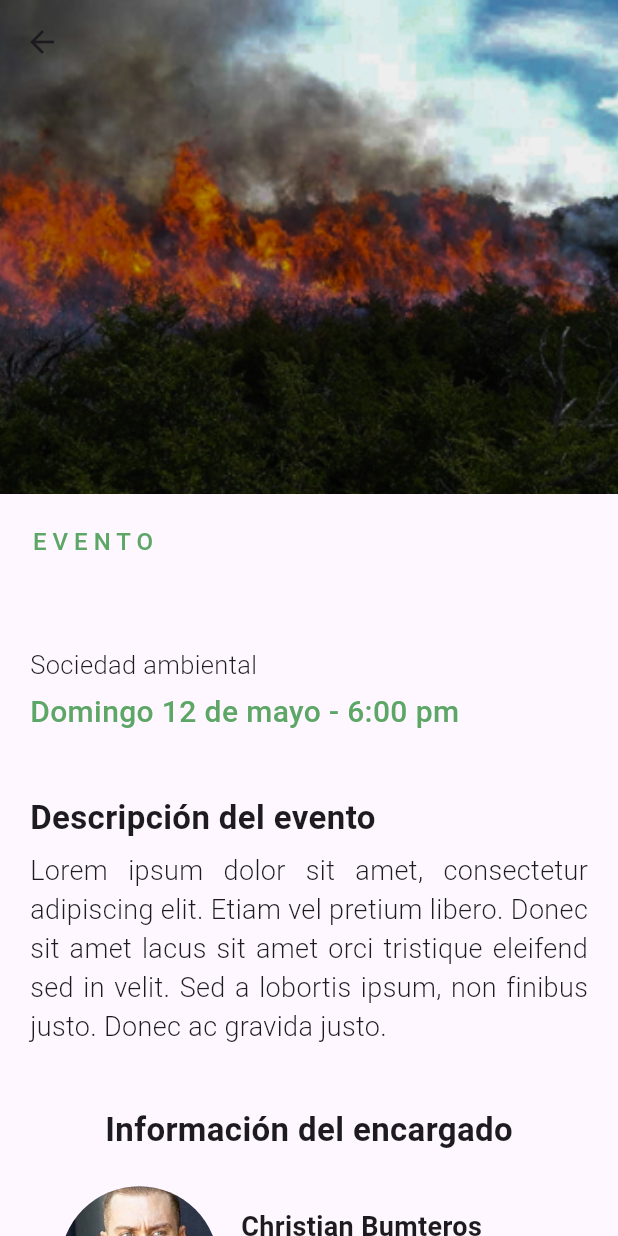
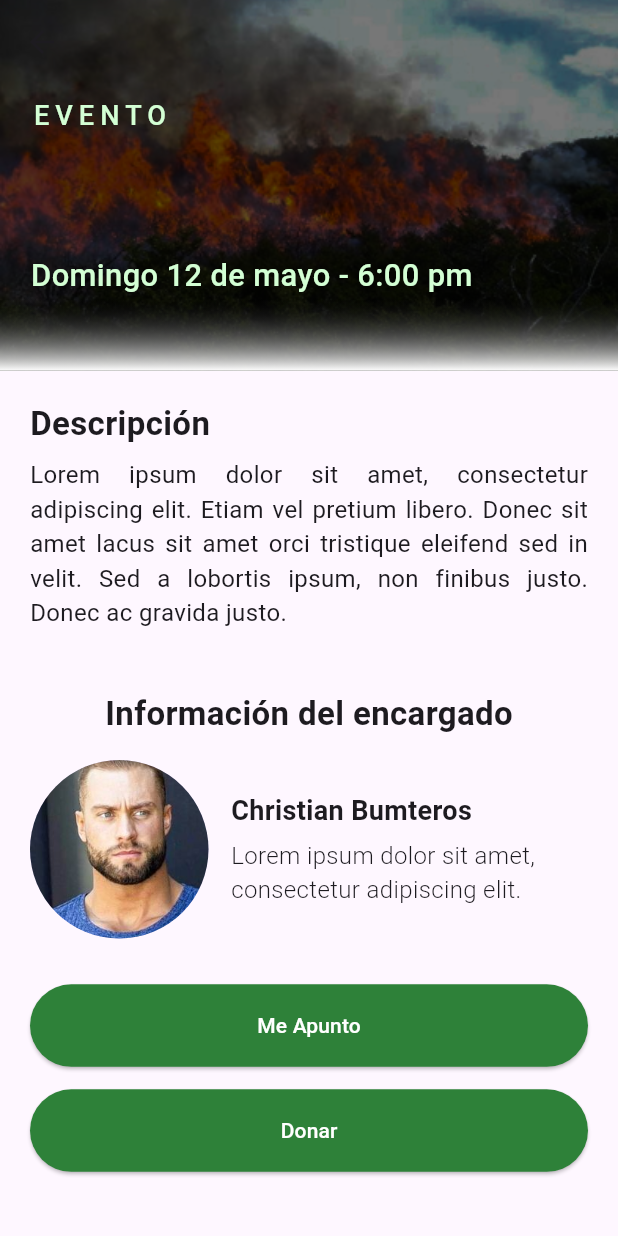
Before and after one commit to andresjuarez1/WiCare-by-Kiwi-Tech, a Flutter app: the EventPage screen opened directly with empty values, on a phone screen of 412 x 824 dp. Run offline on Flutter 3.47's test engine with Material 3 defaults, Android fonts, the light colour scheme and no system bars; our stand-ins replace carousel_slider.

Commit message:
events part fixed | separated from landing

```diff
--- /dev/null
+++ b/lib/events/components/action_buttons.dart
@@ -0,0 +1,39 @@
+import 'package:flutter/material.dart';
+
+class ActionButtons extends StatelessWidget {
+  @override
+  Widget build(BuildContext context) {
+    return Column(
+      crossAxisAlignment: CrossAxisAlignment.stretch,
+      children: [
+        ElevatedButton(
+          onPressed: () {
+            // acción cuando se presiona el botón "Me Apunto"
+          },
+          style: ButtonStyle(
+            backgroundColor: MaterialStateProperty.all<Color>(Color(0xFF2E8139)),
+            minimumSize: MaterialStateProperty.all<Size>(Size(80, 55)),
+          ),
+          child: Text(
+            'Me Apunto',
+            style: TextStyle(color: Colors.white),
+          ),
+        ),
+        SizedBox(height: 15),
+        ElevatedButton(
+          onPressed: () {
+            // acción cuando se presiona el botón "Donar"
+          },
+          style: ButtonStyle(
+            backgroundColor: MaterialStateProperty.all<Color>(Color(0xFF2E8139)),
+            minimumSize: MaterialStateProperty.all<Size>(Size(80, 55)),
+          ),
+          child: Text(
+            'Donar',
+            style: TextStyle(color: Colors.white),
+          ),
+        ),
+      ],
+    );
+  }
+}
--- /dev/null
+++ b/lib/events/components/event_details.dart
@@ -0,0 +1,32 @@
+import 'package:flutter/material.dart';
+
+class EventDetails extends StatelessWidget {
+  @override
+  Widget build(BuildContext context) {
+    return Padding(
+      padding: const EdgeInsets.only(left: 20.0, right: 20.0, top: 10.0),
+      child: Column(
+        crossAxisAlignment: CrossAxisAlignment.start,
+        children: [
+          SizedBox(height: 10),
+          Text(
+            'Descripción',
+            style: TextStyle(
+              fontSize: 22,
+              fontWeight: FontWeight.w600,
+            ),
+          ),
+          SizedBox(height: 7),
+          Text(
+            'Lorem ipsum dolor sit amet, consectetur adipiscing elit. Etiam vel pretium libero. Donec sit amet lacus sit amet orci tristique eleifend sed in velit. Sed a lobortis ipsum, non finibus justo. Donec ac gravida justo. ',
+            style: TextStyle(
+              fontSize: 16,
+              fontWeight: FontWeight.w400,
+            ),
+            textAlign: TextAlign.justify,
+          ),
+        ],
+      ),
+    );
+  }
+}
--- /dev/null
+++ b/lib/events/components/event_header.dart
@@ -0,0 +1,85 @@
+import 'package:flutter/material.dart';
+
+class EventHeader extends StatelessWidget {
+  final String eventTitle;
+
+  EventHeader({required this.eventTitle});
+
+  @override
+  Widget build(BuildContext context) {
+    double screenHeight = MediaQuery.of(context).size.height;
+    double screenWidth = MediaQuery.of(context).size.width;
+
+    return Stack(
+      fit: StackFit.expand,
+      children: [
+        Image.asset(
+          'assets/carrusel-image1.png',
+          fit: BoxFit.cover,
+        ),
+        Container(
+          color: Colors.black.withOpacity(0.5),
+        ),
+        Positioned(
+          left: screenWidth * 0.05,
+          right: screenWidth * 0.05,
+          bottom: screenHeight * 0.06,
+          child: Column(
+            mainAxisSize: MainAxisSize.min,
+            crossAxisAlignment: CrossAxisAlignment.start,
+            children: [
+              Text(
+                'EVENTO',
+                style: TextStyle(
+                  fontSize: screenHeight * 0.022,
+                  fontWeight: FontWeight.w500,
+                  color: Color(0xFFD3FFD4),
+                  letterSpacing: 4.0,
+                ),
+                textAlign: TextAlign.left,
+              ),
+              SizedBox(height: screenHeight * 0.015),
+              Text(
+                eventTitle,
+                style: TextStyle(
+                  fontSize: screenHeight * 0.045,
+                  fontWeight: FontWeight.bold,
+                  color: Colors.white,
+                ),
+                textAlign: TextAlign.left,
+              ),
+              SizedBox(height: screenHeight * 0.015),
+              Text(
+                'Domingo 12 de mayo - 6:00 pm',
+                style: TextStyle(
+                  fontSize: screenHeight * 0.025,
+                  fontWeight: FontWeight.w500,
+                  color: Color(0xFFD3FFD4),
+                ),
+                textAlign: TextAlign.left,
+              ),
+            ],
+          ),
+        ),
+        Positioned(
+          bottom: 0,
+          left: 0,
+          right: 0,
+          child: Container(
+            height: screenHeight * 0.06,
+            decoration: BoxDecoration(
+              gradient: LinearGradient(
+                begin: Alignment.topCenter,
+                end: Alignment.bottomCenter,
+                colors: [
+                  Color.fromARGB(0, 0, 0, 0),
+                  Colors.white,
+                ],
+              ),
+            ),
+          ),
+        ),
+      ],
+    );
+  }
+}
--- /dev/null
+++ b/lib/events/components/organizer_info.dart
@@ -0,0 +1,60 @@
+import 'package:flutter/material.dart';
+
+class OrganizerInfo extends StatelessWidget {
+  @override
+  Widget build(BuildContext context) {
+    return Padding(
+      padding: const EdgeInsets.symmetric(horizontal: 20),
+      child: Column(
+        crossAxisAlignment: CrossAxisAlignment.start,
+        children: [
+          Align(
+            alignment: Alignment.center,
+            child: Text(
+              'Información del encargado',
+              style: TextStyle(
+                fontSize: 22,
+                fontWeight: FontWeight.w600,
+              ),
+            ),
+          ),
+          SizedBox(height: 15),
+          Row(
+            children: [
+              Expanded(
+                child: CircleAvatar(
+                  radius: 60,
+                  backgroundImage: AssetImage('assets/perfil_volunteer.jpg'),
+                ),
+              ),
+              SizedBox(width: 15),
+              Expanded(
+                flex: 2,
+                child: Column(
+                  crossAxisAlignment: CrossAxisAlignment.start,
+                  children: [
+                    Text(
+                      'Christian Bumteros',
+                      style: TextStyle(
+                        fontSize: 18,
+                        fontWeight: FontWeight.w600,
+                      ),
+                    ),
+                    SizedBox(height: 5),
+                    Text(
+                      'Lorem ipsum dolor sit amet, consectetur adipiscing elit.',
+                      style: TextStyle(
+                        fontSize: 16,
+                        fontWeight: FontWeight.w300,
+                      ),
+                    ),
+                  ],
+                ),
+              ),
+            ],
+          ),
+        ],
+      ),
+    );
+  }
+}
--- /dev/null
+++ b/lib/events/event.dart
@@ -0,0 +1,41 @@
+import 'package:flutter/material.dart';
+import './components/action_buttons.dart';
+import './components/event_details.dart';
+import './components/organizer_info.dart';
+import './components/event_header.dart';
+
+class EventPage extends StatelessWidget {
+  final String eventTitle;
+
+  EventPage({required this.eventTitle});
+
+  @override
+  Widget build(BuildContext context) {
+    return Scaffold(
+      body: CustomScrollView(
+        slivers: [
+          SliverAppBar(
+            expandedHeight: MediaQuery.of(context).size.height * 0.3,
+            flexibleSpace: FlexibleSpaceBar(
+              background: EventHeader(eventTitle: eventTitle),
+            ),
+          ),
+          SliverList(
+            delegate: SliverChildListDelegate(
+              [
+                EventDetails(),
+                SizedBox(height: 40),
+                OrganizerInfo(),
+                SizedBox(height: 30),
+                Padding(
+                  padding: const EdgeInsets.symmetric(horizontal: 20.0),
+                  child: ActionButtons(),
+                ),
+              ],
+            ),
+          ),
+        ],
+      ),
+    );
+  }
+}
--- a/lib/landing/volunteer/event.dart
+++ /dev/null
@@ -1,187 +0,0 @@
-import 'package:flutter/material.dart';
-
-class EventPage extends StatelessWidget {
-  final String eventTitle;
-
-  EventPage({required this.eventTitle});
-
-  @override
-  Widget build(BuildContext context) {
-    return Scaffold(
-      body: CustomScrollView(
-        slivers: [
-          SliverAppBar(
-            expandedHeight: MediaQuery.of(context).size.height * 0.4,
-            flexibleSpace: FlexibleSpaceBar(
-              background: Image.asset(
-                'assets/carrusel-image1.png',
-                fit: BoxFit.cover,
-              ),
-            ),
-          ),
-          SliverList(
-            delegate: SliverChildListDelegate(
-              [
-                Padding(
-                  padding: const EdgeInsets.all(20.0),
-                  child: Column(
-                    crossAxisAlignment: CrossAxisAlignment.start,
-                    children: [
-                      Text(
-                        'EVENTO',
-                        style: TextStyle(
-                          fontSize: 16,
-                          fontWeight: FontWeight.w500,
-                          color: Color(0xFF5CA666),
-                          letterSpacing: 4.0,
-                        ),
-                      ),
-                      SizedBox(height: 7),
-                      Text(
-                        eventTitle,
-                        style: TextStyle(
-                          fontSize: 35,
-                          fontWeight: FontWeight.bold,
-                        ),
-                      ),
-                      SizedBox(height: 2),
-                      Text(
-                        'Sociedad ambiental',
-                        style: TextStyle(
-                          fontSize: 17,
-                          fontWeight: FontWeight.w300,
-                        ),
-                      ),
-                      SizedBox(height: 5),
-                      Text(
-                        'Domingo 12 de mayo - 6:00 pm',
-                        style: TextStyle(
-                          fontSize: 20,
-                          fontWeight: FontWeight.w500,
-                          color: Color(0xFF5CA666),
-                        ),
-                      ),
-                      SizedBox(height: 40),
-                      Text(
-                        'Descripción del evento',
-                        style: TextStyle(
-                          fontSize: 22,
-                          fontWeight: FontWeight.w600,
-                        ),
-                      ),
-                      SizedBox(height: 7),
-                      Text(
-                        'Lorem ipsum dolor sit amet, consectetur adipiscing elit. Etiam vel pretium libero. Donec sit amet lacus sit amet orci tristique eleifend sed in velit. Sed a lobortis ipsum, non finibus justo. Donec ac gravida justo. ',
-                        style: TextStyle(
-                          fontSize: 18,
-                          fontWeight: FontWeight.w300,
-                        ),
-                        textAlign: TextAlign.justify,
-                      ),
-                      SizedBox(height: 40),
-                      Align(
-                        alignment: Alignment.center,
-                        child: Text(
-                          'Información del encargado',
-                          style: TextStyle(
-                            fontSize: 22,
-                            fontWeight: FontWeight.w600,
-                          ),
-                        ),
-                      ),
-                      SizedBox(height: 15),
-                      Padding(
-                        padding: const EdgeInsets.symmetric(horizontal: 20),
-                        child: Row(
-                          children: [
-                            Expanded(
-                              child: CircleAvatar(
-                                radius: 60,
-                                backgroundImage: AssetImage(
-                                  'assets/perfil_volunteer.jpg',
-                                ),
-                              ),
-                            ),
-                            SizedBox(width: 15),
-                            Expanded(
-                              flex: 2,
-                              child: Column(
-                                crossAxisAlignment: CrossAxisAlignment.start,
-                                children: [
-                                  Text(
-                                    'Christian Bumteros',
-                                    style: TextStyle(
-                                      fontSize: 18,
-                                      fontWeight: FontWeight.w600,
-                                    ),
-                                  ),
-                                  SizedBox(height: 5),
-                                  Text(
-                                    'Lorem ipsum dolor sit amet, consectetur adipiscing elit.',
-                                    style: TextStyle(
-                                      fontSize: 16,
-                                      fontWeight: FontWeight.w300,
-                                    ),
-                                  ),
-                                ],
-                              ),
-                            ),
-                          ],
-                        ),
-                      ),
-                      SizedBox(height: 30),
-                      Column(
-                        crossAxisAlignment: CrossAxisAlignment.stretch,
-                        children: [
-                          ElevatedButton(
-                            onPressed: () {
-                              // acción cuando se presiona el botón "Me Apunto"
-                            },
-                            style: ButtonStyle(
-                              backgroundColor: MaterialStateProperty.all<Color>(
-                                Color(0xFF2E8139),
-                              ),
-                              minimumSize: MaterialStateProperty.all<Size>(
-                                Size(80, 55),
-                              ),
-                            ),
-                            child: Text(
-                              'Me Apunto',
-                              style: TextStyle(
-                                color: Colors.white,
-                              ),
-                            ),
-                          ),
-                          SizedBox(height: 15),
-                          ElevatedButton(
-                            onPressed: () {
-                              // acción cuando se presiona el botón "Donar"
-                            },
-                            style: ButtonStyle(
-                              backgroundColor: MaterialStateProperty.all<Color>(
-                                Color(0xFF2E8139),
-                              ),
-                              minimumSize: MaterialStateProperty.all<Size>(
-                                Size(80, 55),
-                              ),
-                            ),
-                            child: Text(
-                              'Donar',
-                              style: TextStyle(
-                                color: Colors.white,
-                              ),
-                            ),
-                          ),
-                        ],
-                      ),
-                    ],
-                  ),
-                ),
-              ],
-            ),
-          ),
-        ],
-      ),
-    );
-  }
-}
--- a/lib/landing/volunteer/main_volunteer.dart
+++ b/lib/landing/volunteer/main_volunteer.dart
@@ -5,7 +5,7 @@ import 'components/landing/search_events.dart';
 import 'components/landing/upcoming_events_carousel.dart';
 import 'components/landing/attended_events_list.dart';
 import 'components/landing/donation_part.dart';
-import 'event.dart';
+import '../../events/event.dart';
 
 class VolunteerPage extends StatelessWidget {
   final List<Map<String, String>> imgList = [
```
